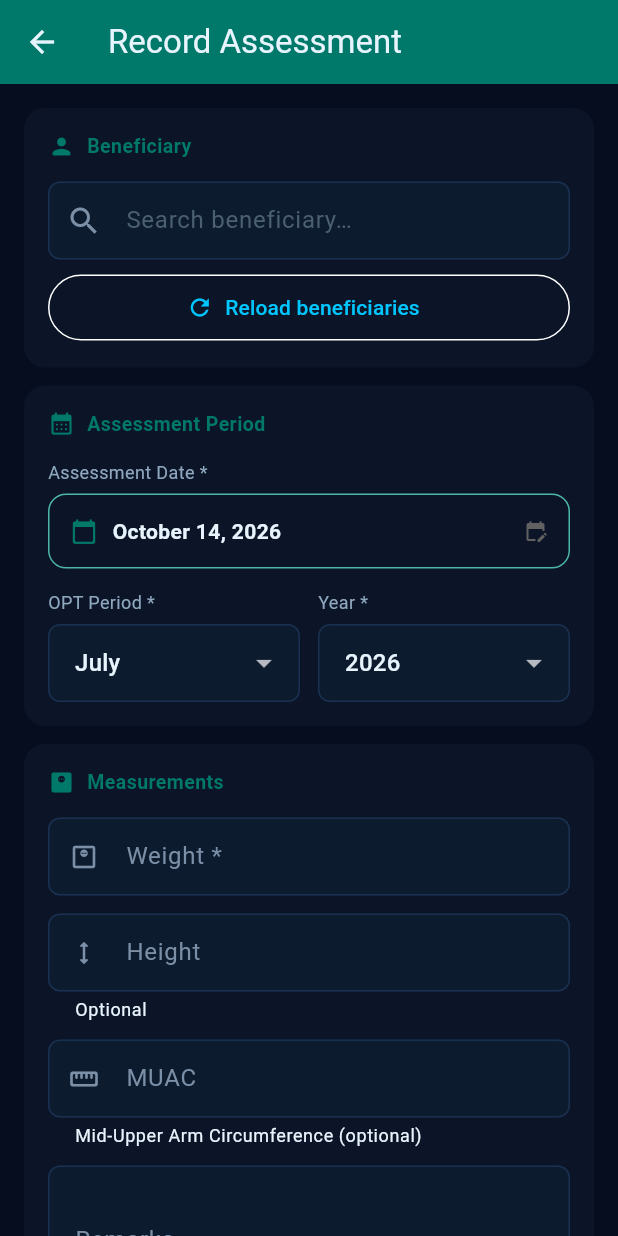
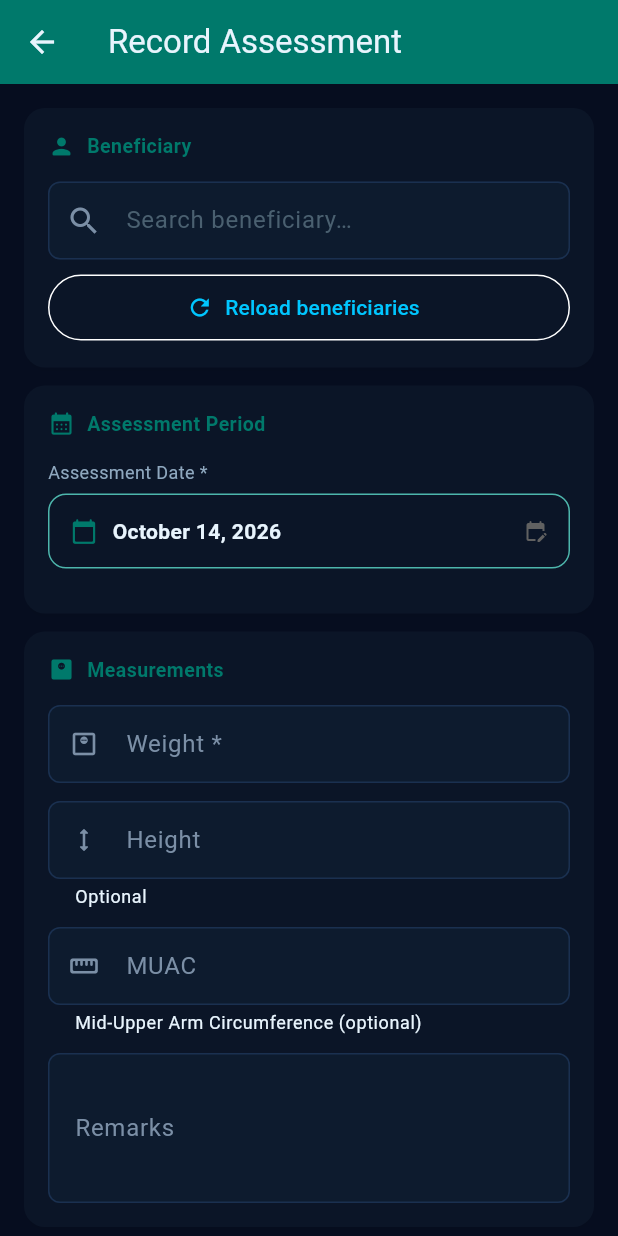
Before and after one commit to peduhanjohnaldrech-beep/nmsMobile, a Flutter app: the AssessmentFormScreen screen opened by its route, on a phone screen of 412 x 824 dp. Run offline on Flutter 3.47's test engine with Material 3 defaults, Android fonts, the phone set to English and light mode, and no system bars; our stand-ins replace connectivity_plus, flutter_secure_storage, shared_preferences, sqflite; accounts and stored records are empty.

Commit message:
Various form improvements
- Assessment: remove period dropdown, auto-derive period as actual month name from assessment date
- Assessment: remove per-period duplicate check so DSP reassessments are unrestricted
- Beneficiary form: DOB picker now starts from year 2000 (no hardcoded 7yr limit)
- Dispensing: hide quantity/unit fields when program is DSP

Co-Authored-By: Claude Sonnet 4.6 <noreply@anthropic.com>

```diff
--- a/lib/screens/assessments/assessment_form_screen.dart
+++ b/lib/screens/assessments/assessment_form_screen.dart
@@ -32,8 +32,8 @@ class _AssessmentFormScreenState extends State<AssessmentFormScreen> {
   bool                    _loadingBenes  = false;
 
   DateTime _date   = DateTime.now();
-  String   _period = DateTime.now().month <= 6 ? 'January' : 'July';
-  int      _year   = DateTime.now().year;
+  String get _period => DateFormat('MMMM').format(_date);
+  int    get _year   => _date.year;
   bool     _saving = false;
 
   @override
@@ -110,40 +110,6 @@ class _AssessmentFormScreenState extends State<AssessmentFormScreen> {
       return;
     }
 
-    // Warn if an assessment already exists for this period/year
-    if (!kIsWeb) {
-      final exists = await _local.assessmentExistsForPeriod(
-        _selectedBene!.id, _period, _year,
-      );
-      if (exists && mounted) {
-        final proceed = await showDialog<bool>(
-          context: context,
-          builder: (ctx) => AlertDialog(
-            shape: RoundedRectangleBorder(borderRadius: BorderRadius.circular(14)),
-            title: const Text('Duplicate Assessment'),
-            content: Text(
-              'An assessment for $_period $_year already exists for this beneficiary. '
-              'Do you want to add another one?',
-            ),
-            actions: [
-              TextButton(
-                onPressed: () => Navigator.pop(ctx, false),
-                child: const Text('Cancel'),
-              ),
-              ElevatedButton(
-                onPressed: () => Navigator.pop(ctx, true),
-                style: ElevatedButton.styleFrom(
-                  backgroundColor: Colors.orange.shade700,
-                  foregroundColor: Colors.white,
-                ),
-                child: const Text('Proceed'),
-              ),
-            ],
-          ),
-        );
-        if (proceed != true) return;
-      }
-    }
 
     setState(() => _saving = true);
 
@@ -167,6 +133,14 @@ class _AssessmentFormScreenState extends State<AssessmentFormScreen> {
 
     try {
       if (isOnline) {
+        // If replacing an existing synced record, delete it on the server first
+        if (_existingAssessment != null && (_existingAssessment['is_synced'] == 1)) {
+          await _api.deleteAssessment(_existingAssessment['id'] as int);
+          await _local.deleteAssessmentById(_existingAssessment['id'] as int);
+        } else if (_existingAssessment != null) {
+          // Unsynced — just delete locally
+          await _local.deleteAssessmentById(_existingAssessment['id'] as int);
+        }
         final result = await _api.createAssessment(data);
         if (result['success'] == true) {
           final serverData = (result['data'] as Map<String, dynamic>?)?['assessment']
@@ -174,12 +148,18 @@ class _AssessmentFormScreenState extends State<AssessmentFormScreen> {
           if (serverData != null && !kIsWeb) {
             await _local.upsertAssessments([serverData]);
           }
-          _showSuccess('Assessment recorded successfully');
+          _showSuccess(_existingAssessment != null
+              ? 'Assessment replaced successfully'
+              : 'Assessment recorded successfully');
         } else {
           _showError(result['message'] as String? ?? 'Failed to save');
         }
       } else {
         if (!kIsWeb) {
+          // Delete existing local record if replacing
+          if (_existingAssessment != null) {
+            await _local.deleteAssessmentById(_existingAssessment['id'] as int);
+          }
           await _local.insertOfflineAssessment({
             ...data,
             'id':                   DateTime.now().millisecondsSinceEpoch,
@@ -188,7 +168,9 @@ class _AssessmentFormScreenState extends State<AssessmentFormScreen> {
             'nutritional_status':   'Pending',
             'created_at':           DateTime.now().toIso8601String(),
           });
-          _showSuccess('Saved offline. Will sync when connected.');
+          _showSuccess(_existingAssessment != null
+              ? 'Replaced offline. Will sync when connected.'
+              : 'Saved offline. Will sync when connected.');
         } else {
           _showError('No internet connection. Please connect and try again.');
         }
@@ -366,66 +348,6 @@ class _AssessmentFormScreenState extends State<AssessmentFormScreen> {
                 ),
                 const SizedBox(height: 14),
 
-                // Period + Year
-                Row(
-                  children: [
-                    Expanded(
-                      child: Column(
-                        crossAxisAlignment: CrossAxisAlignment.start,
-                        children: [
-                          const Text('OPT Period *',
-                              style: TextStyle(fontSize: 12, color: const Color(0xFF8FA8BF))),
-                          const SizedBox(height: 6),
-                          DropdownButtonFormField<String>(
-                            value: _period,
-                            decoration: InputDecoration(
-                              border: OutlineInputBorder(
-                                borderRadius: BorderRadius.circular(12),
-                              ),
-                              contentPadding: const EdgeInsets.symmetric(
-                                  horizontal: 14, vertical: 14),
-                            ),
-                            items: ['January', 'July']
-                                .map((p) => DropdownMenuItem(
-                                    value: p, child: Text(p)))
-                                .toList(),
-                            onChanged: (v) => setState(() => _period = v!),
-                          ),
-                        ],
-                      ),
-                    ),
-                    const SizedBox(width: 12),
-                    Expanded(
-                      child: Column(
-                        crossAxisAlignment: CrossAxisAlignment.start,
-                        children: [
-                          const Text('Year *',
-                              style: TextStyle(fontSize: 12, color: const Color(0xFF8FA8BF))),
-                          const SizedBox(height: 6),
-                          DropdownButtonFormField<int>(
-                            value: _year,
-                            decoration: InputDecoration(
-                              border: OutlineInputBorder(
-                                borderRadius: BorderRadius.circular(12),
-                              ),
-                              contentPadding: const EdgeInsets.symmetric(
-                                  horizontal: 14, vertical: 14),
-                            ),
-                            items: [
-                              DateTime.now().year,
-                              DateTime.now().year - 1,
-                              DateTime.now().year - 2,
-                            ]
-                                .map((y) => DropdownMenuItem(
-                                    value: y, child: Text(y.toString())))
-                                .toList(),
-                            onChanged: (v) => setState(() => _year = v!),
-                          ),
-                        ],
-                      ),
-                    ),
-                  ],
-                ),
               ],
             ),
 
--- a/lib/screens/beneficiaries/beneficiary_form_screen.dart
+++ b/lib/screens/beneficiaries/beneficiary_form_screen.dart
@@ -153,7 +153,7 @@ class _BeneficiaryFormScreenState extends State<BeneficiaryFormScreen> {
     final picked = await showDatePicker(
       context:     context,
       initialDate: _dob ?? now.subtract(const Duration(days: 365)),
-      firstDate:   now.subtract(const Duration(days: 365 * 7)),
+      firstDate:   DateTime(2000),
       lastDate:    now,
       helpText:    'Select Date of Birth',
       builder: (ctx, child) => Theme(
@@ -194,6 +194,10 @@ class _BeneficiaryFormScreenState extends State<BeneficiaryFormScreen> {
     if (_dob == null) { _showError('Date of birth is required'); return; }
     if (_sex == null) { _showError('Sex is required'); return; }
     if (_barangay == null || _barangay!.isEmpty) { _showError('Barangay is required'); return; }
+
+    // Block aged-out beneficiaries (over 59 months)
+    final ageInMonths = (DateTime.now().year - _dob!.year) * 12 + (DateTime.now().month - _dob!.month);
+    if (ageInMonths > 59) { _showError('Beneficiary is over 59 months old and cannot be registered.'); return; }
 
     setState(() => _saving = true);
 
--- a/lib/screens/dispensing/dispensing_form_screen.dart
+++ b/lib/screens/dispensing/dispensing_form_screen.dart
@@ -193,14 +193,14 @@ class _DispensingFormScreenState extends State<DispensingFormScreen> {
           ),
           const SizedBox(height: 12),
 
-          // ── Quantity & unit ───────────────────────────────
-          Row(children: [
+          // ── Quantity & unit (vitamins/MNS only) ──────────────
+          if (_program != 'DSP') Row(children: [
             Expanded(
               child: TextFormField(
                 controller: _qtyCtrl,
                 decoration: const InputDecoration(labelText: 'Quantity *', border: OutlineInputBorder()),
                 keyboardType: const TextInputType.numberWithOptions(decimal: true),
-                validator: (v) => v == null || v.isEmpty ? 'Required' : null,
+                validator: (v) => _program == 'DSP' || (v != null && v.isNotEmpty) ? null : 'Required',
               ),
             ),
             const SizedBox(width: 10),
```
